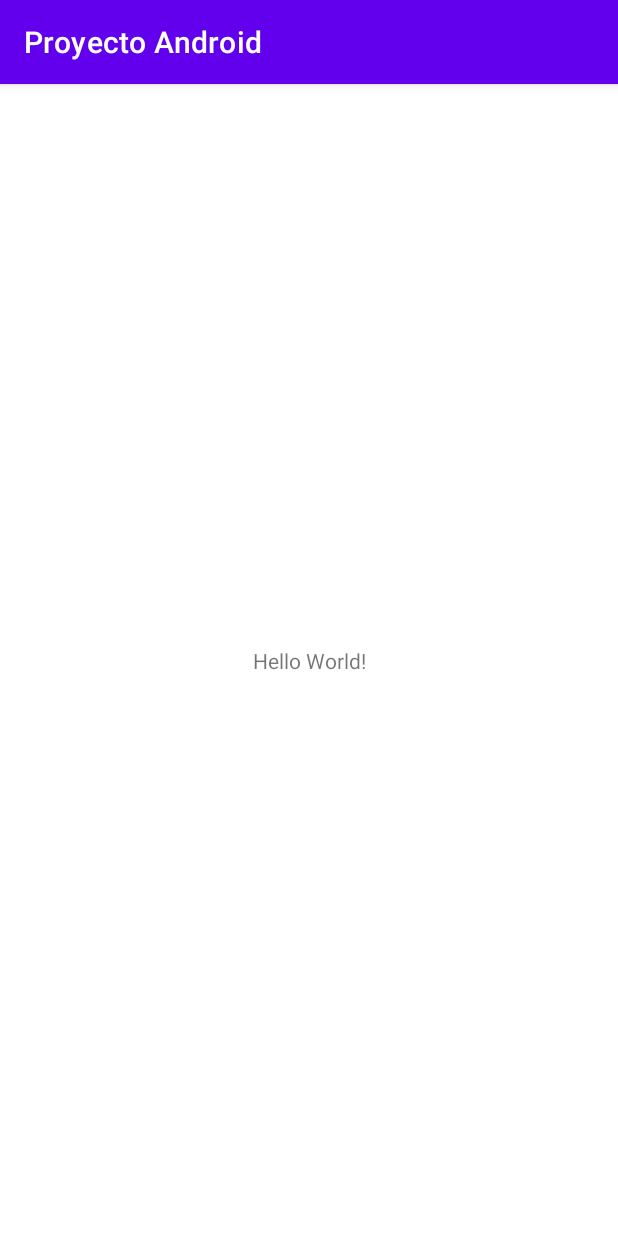
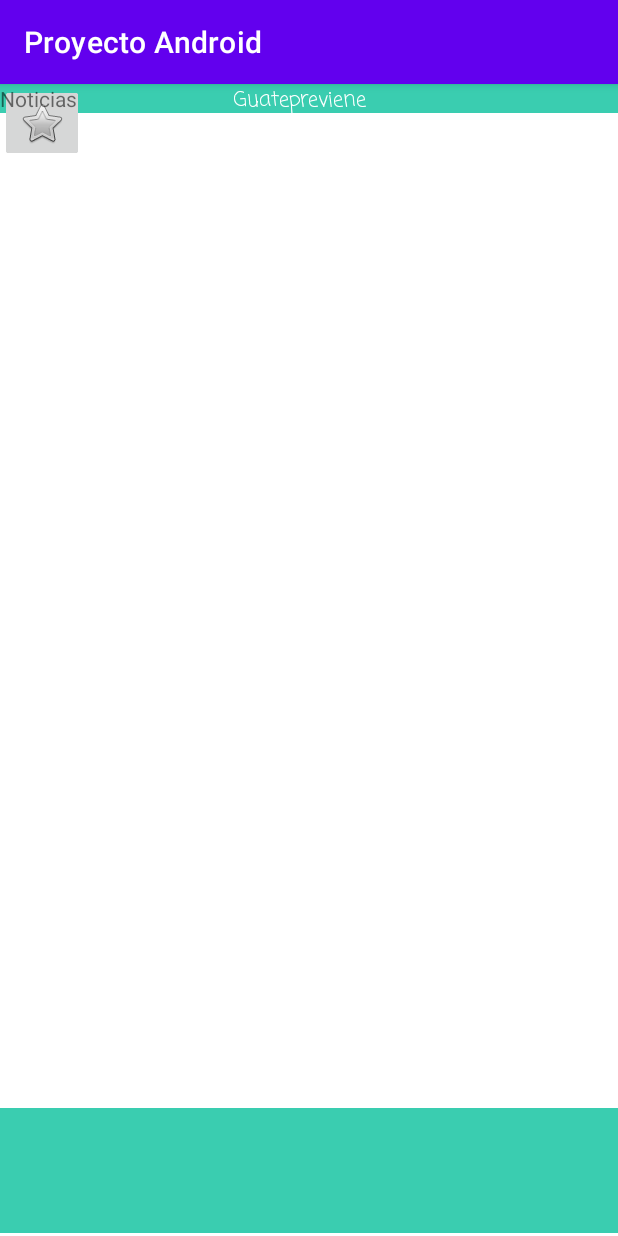
Before and after one commit to WalterCruz1600/Proyecto-Android, an Android app: the screen it shows after launch (MainActivity), on a phone screen of 412 x 824 dp. Run offline under Robolectric (Android 15) with nearby library versions, the phone set to English and light mode, and no system bars.

Commit message:
Diseño nuevo en la pantalla.

```diff
--- a/app/src/main/res/layout/activity_main.xml
+++ b/app/src/main/res/layout/activity_main.xml
@@ -4,15 +4,100 @@
     xmlns:tools="http://schemas.android.com/tools"
     android:layout_width="match_parent"
     android:layout_height="match_parent"
+    android:orientation="vertical"
     tools:context=".MainActivity">
 
+
     <TextView
+        android:id="@+id/textView3"
+        android:layout_width="match_parent"
+        android:layout_height="wrap_content"
+        android:background="#3ACDB0"
+        android:gravity="clip_vertical"
+        android:text=""
+        app:layout_constraintBottom_toBottomOf="parent"
+        app:layout_constraintHorizontal_bias="1.0"
+        app:layout_constraintLeft_toLeftOf="parent"
+        app:layout_constraintRight_toRightOf="parent"
+        app:layout_constraintTop_toTopOf="parent"
+        app:layout_constraintVertical_bias="0.0" />
+
+    <TextView
+        android:id="@+id/textView"
+        android:layout_width="420dp"
+        android:layout_height="83dp"
+        android:background="#3ACDB0"
+        android:gravity="clip_vertical"
+        android:text=""
+        app:layout_constraintBottom_toBottomOf="parent"
+        app:layout_constraintHorizontal_bias="0.0"
+        app:layout_constraintLeft_toLeftOf="parent"
+        app:layout_constraintRight_toRightOf="parent"
+        app:layout_constraintTop_toTopOf="parent"
+        app:layout_constraintVertical_bias="0.997" />
+
+    <TextView
+        android:id="@+id/textView2"
+        android:layout_width="101dp"
+        android:layout_height="wrap_content"
+        android:fontFamily="casual"
+        android:text="Guatepreviene"
+        android:textColor="#FFFFFF"
+        app:layout_constraintEnd_toEndOf="parent"
+        app:layout_constraintStart_toStartOf="@+id/textView3"
+        tools:ignore="MissingConstraints"
+        tools:layout_editor_absoluteY="0dp" />
+
+    <ImageButton
+        android:id="@+id/imageButton2"
         android:layout_width="wrap_content"
         android:layout_height="wrap_content"
-        android:text="Hello World!"
-        app:layout_constraintBottom_toBottomOf="parent"
-        app:layout_constraintLeft_toLeftOf="parent"
-        app:layout_constraintRight_toRightOf="parent"
-        app:layout_constraintTop_toTopOf="parent" />
+        app:srcCompat="@android:drawable/btn_star"
+        tools:layout_editor_absoluteX="26dp"
+        tools:layout_editor_absoluteY="659dp"
+        tools:ignore="MissingConstraints" />
+
+    <ImageButton
+        android:id="@+id/imageButton3"
+        android:layout_width="wrap_content"
+        android:layout_height="wrap_content"
+        app:srcCompat="@android:drawable/btn_star"
+        tools:layout_editor_absoluteX="124dp"
+        tools:layout_editor_absoluteY="659dp"
+        tools:ignore="MissingConstraints" />
+
+    <ImageButton
+        android:id="@+id/imageButton4"
+        android:layout_width="wrap_content"
+        android:layout_height="wrap_content"
+        app:srcCompat="@android:drawable/btn_star"
+        tools:layout_editor_absoluteX="227dp"
+        tools:layout_editor_absoluteY="659dp"
+        tools:ignore="MissingConstraints" />
+
+    <ImageButton
+        android:id="@+id/imageButton5"
+        android:layout_width="wrap_content"
+        android:layout_height="wrap_content"
+        app:srcCompat="@android:drawable/btn_star"
+        tools:layout_editor_absoluteX="321dp"
+        tools:layout_editor_absoluteY="659dp"
+        tools:ignore="MissingConstraints" />
+
+    <androidx.constraintlayout.helper.widget.Flow
+        android:id="@+id/flow"
+        android:layout_width="wrap_content"
+        android:layout_height="wrap_content"
+        tools:ignore="MissingConstraints" />
+
+    <TextView
+        android:id="@+id/textView4"
+        android:layout_width="61dp"
+        android:layout_height="29dp"
+        android:text="Noticias"
+        tools:layout_editor_absoluteX="166dp"
+        tools:layout_editor_absoluteY="32dp"
+        tools:ignore="MissingConstraints" />
+
 
 </androidx.constraintlayout.widget.ConstraintLayout>
```
Also changed, not shown: app/src/main/java/com/example/proyectoandroid/MainActivity.kt (line endings or trailing spaces).
